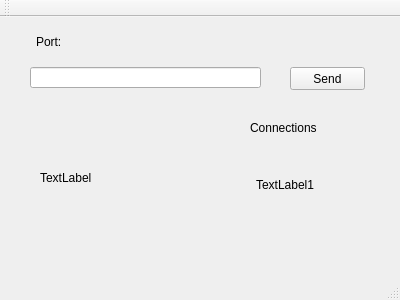
Qt form Shared/Gui/Gui/mainwindow.ui (cambamfransan/R-Pi-Cluster) before a commit.
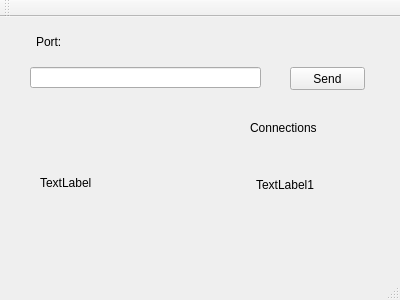
The same form after that commit.

Diff of the .ui file:
```diff
--- a/Shared/Gui/Gui/mainwindow.ui
+++ b/Shared/Gui/Gui/mainwindow.ui
@@ -54,9 +54,9 @@
     <property name="geometry">
      <rect>
       <x>40</x>
-      <y>110</y>
+      <y>90</y>
       <width>131</width>
-      <height>101</height>
+      <height>151</height>
      </rect>
     </property>
     <property name="text">
```
